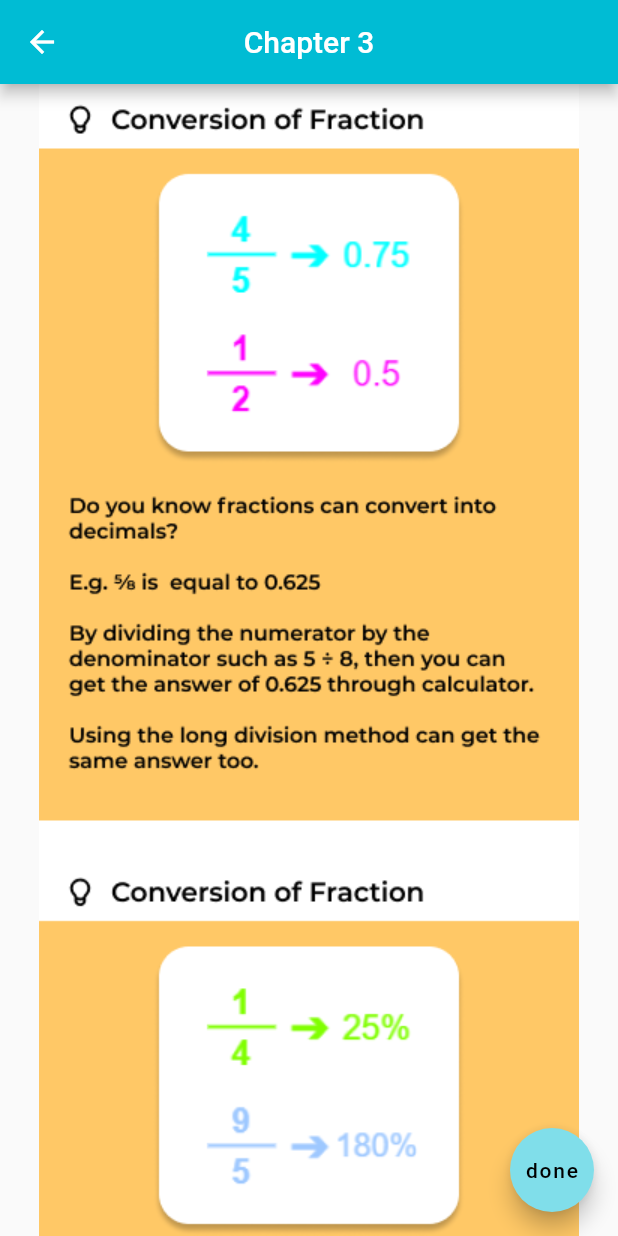
After one commit to Shaunmak1214/Fractastic, a Flutter app: the Chapter3OptionPage screen opened directly, after a tap on "Tutorial", on a phone screen of 412 x 824 dp. The commit adds this screen. Run offline on Flutter 3.47's test engine with Material 2 defaults, Android fonts, the light colour scheme and no system bars; our stand-ins replace animated_theme_switcher, bottom_navy_bar, cached_network_image, cloud_firestore, firebase_auth, firebase_storage and 7 more; accounts and stored records are empty.

Commit message:
update tutorial, update quiz title, add chapteroptionpages

```diff
--- a/lib/ui/chapter/chapter1/game1.dart
+++ b/lib/ui/chapter/chapter1/game.dart
@@ -10,7 +10,7 @@ class Chap1game1 extends StatelessWidget {
         appBar: AppBar(
           title: new Text('Welcome to Game Page'),
           centerTitle: true,
-          backgroundColor: Color(Constants.COLOR_ACCENT),
+          backgroundColor: Color(Constants.COLOR_PRIMARY),
           leading: new IconButton(
             icon: new Icon(Icons.arrow_back),
             onPressed: () => Navigator.of(context).pop(),
--- a/lib/ui/chapter/chapter1/quiz1.dart
+++ b/lib/ui/chapter/chapter1/quiz.dart
@@ -1,5 +1,6 @@
 import 'package:flutter/material.dart';
 import 'package:fluttertoast/fluttertoast.dart';
+import '../../../constants.dart' as Constants;
 
 class Chap1Quiz extends StatefulWidget {
   @override
@@ -129,9 +130,9 @@ class _Chap1QuizState extends State<Chap1Quiz> {
     return MaterialApp(
         home: new Scaffold(
             appBar: AppBar(
-              title: new Text('Chapter 1 Quiz 1'),
+              title: new Text('Chapter 1 Quiz'),
               centerTitle: true,
-              backgroundColor: Colors.blue,
+              backgroundColor: Color(Constants.COLOR_PRIMARY),
               leading: new IconButton(
                 icon: new Icon(Icons.arrow_back),
                 onPressed: () => Navigator.of(context).pop(),
--- a/lib/ui/chapter/chapter3/quiz3.dart
+++ b/lib/ui/chapter/chapter2/quiz.dart
@@ -1,12 +1,13 @@
 import 'package:flutter/material.dart';
 import 'package:fluttertoast/fluttertoast.dart';
+import '../../../constants.dart' as Constants;
 
-class Chap3Quiz extends StatefulWidget {
+class Chap2Quiz extends StatefulWidget {
   @override
-  _Chap3QuizState createState() => _Chap3QuizState();
+  _Chap2QuizState createState() => _Chap2QuizState();
 }
 
-class _Chap3QuizState extends State<Chap3Quiz> {
+class _Chap2QuizState extends State<Chap2Quiz> {
   int _radioValue1 = -1;
   int correctScore = 0;
   int _radioValue2 = -1;
@@ -129,9 +130,9 @@ class _Chap3QuizState extends State<Chap3Quiz> {
     return MaterialApp(
         home: new Scaffold(
             appBar: AppBar(
-              title: new Text('Chapter 1 Quiz 1'),
+              title: new Text('Chapter 2 Quiz'),
               centerTitle: true,
-              backgroundColor: Colors.blue,
+              backgroundColor: Color(Constants.COLOR_PRIMARY),
               leading: new IconButton(
                 icon: new Icon(Icons.arrow_back),
                 onPressed: () => Navigator.of(context).pop(),
@@ -396,9 +397,9 @@ class _Chap3QuizState extends State<Chap3Quiz> {
                                           children: <Widget>[
                                             new Image(
                                                 image: AssetImage(
-                                                    'assets/images/sevenOverEight.png')),
+                                                    'assets/images/wholeFraction.png')),
                                             new Text(
-                                              'what fraction is missing in the following chart?',
+                                              'Which value is the numerator?',
                                               style: new TextStyle(
                                                 fontWeight: FontWeight.bold,
                                                 fontSize: 18.0,
@@ -418,7 +419,7 @@ class _Chap3QuizState extends State<Chap3Quiz> {
                                                   onTap: () {
                                                     _handleRadioValueChange5(0);
                                                   },
-                                                  child: Text("A. One-Fifth"),
+                                                  child: Text("A. 2"),
                                                 ),
                                                 new Radio(
                                                   value: 1,
@@ -430,7 +431,7 @@ class _Chap3QuizState extends State<Chap3Quiz> {
                                                   onTap: () {
                                                     _handleRadioValueChange5(1);
                                                   },
-                                                  child: Text("B. 2/8"),
+                                                  child: Text("B. 7"),
                                                 ),
                                                 new Radio(
                                                   value: 2,
@@ -442,8 +443,7 @@ class _Chap3QuizState extends State<Chap3Quiz> {
                                                   onTap: () {
                                                     _handleRadioValueChange5(2);
                                                   },
-                                                  child:
-                                                      Text("C. One Over Eight"),
+                                                  child: Text("C. 1"),
                                                 ),
                                               ],
                                             ),
--- a/lib/ui/chapter/chapter2/quiz2.dart
+++ b/lib/ui/chapter/chapter3/quiz.dart
@@ -1,12 +1,13 @@
 import 'package:flutter/material.dart';
 import 'package:fluttertoast/fluttertoast.dart';
+import '../../../constants.dart' as Constants;
 
-class Chap2Quiz extends StatefulWidget {
+class Chap3Quiz extends StatefulWidget {
   @override
-  _Chap2QuizState createState() => _Chap2QuizState();
+  _Chap3QuizState createState() => _Chap3QuizState();
 }
 
-class _Chap2QuizState extends State<Chap2Quiz> {
+class _Chap3QuizState extends State<Chap3Quiz> {
   int _radioValue1 = -1;
   int correctScore = 0;
   int _radioValue2 = -1;
@@ -129,9 +130,9 @@ class _Chap2QuizState extends State<Chap2Quiz> {
     return MaterialApp(
         home: new Scaffold(
             appBar: AppBar(
-              title: new Text('Chapter 1 Quiz 1'),
+              title: new Text('Chapter 3 Quiz'),
               centerTitle: true,
-              backgroundColor: Colors.blue,
+              backgroundColor: Color(Constants.COLOR_PRIMARY),
               leading: new IconButton(
                 icon: new Icon(Icons.arrow_back),
                 onPressed: () => Navigator.of(context).pop(),
@@ -396,9 +397,9 @@ class _Chap2QuizState extends State<Chap2Quiz> {
                                           children: <Widget>[
                                             new Image(
                                                 image: AssetImage(
-                                                    'assets/images/wholeFraction.png')),
+                                                    'assets/images/sevenOverEight.png')),
                                             new Text(
-                                              'Which value is the numerator?',
+                                              'what fraction is missing in the following chart?',
                                               style: new TextStyle(
                                                 fontWeight: FontWeight.bold,
                                                 fontSize: 18.0,
@@ -418,7 +419,7 @@ class _Chap2QuizState extends State<Chap2Quiz> {
                                                   onTap: () {
                                                     _handleRadioValueChange5(0);
                                                   },
-                                                  child: Text("A. 2"),
+                                                  child: Text("A. One-Fifth"),
                                                 ),
                                                 new Radio(
                                                   value: 1,
@@ -430,7 +431,7 @@ class _Chap2QuizState extends State<Chap2Quiz> {
                                                   onTap: () {
                                                     _handleRadioValueChange5(1);
                                                   },
-                                                  child: Text("B. 7"),
+                                                  child: Text("B. 2/8"),
                                                 ),
                                                 new Radio(
                                                   value: 2,
@@ -442,7 +443,8 @@ class _Chap2QuizState extends State<Chap2Quiz> {
                                                   onTap: () {
                                                     _handleRadioValueChange5(2);
                                                   },
-                                                  child: Text("C. 1"),
+                                                  child:
+                                                      Text("C. One Over Eight"),
                                                 ),
                                               ],
                                             ),
--- /dev/null
+++ b/lib/ui/chapter/chapter3/tutorial.dart
@@ -0,0 +1,33 @@
+import 'package:flutter/material.dart';
+import '../../../constants.dart' as Constants;
+
+class Chap3Tutorial extends StatelessWidget {
+  @override
+  Widget build(BuildContext context) {
+    return Scaffold(
+      appBar: AppBar(
+        title: Text('Chapter 3'),
+        centerTitle: true,
+        backgroundColor: Color(Constants.COLOR_PRIMARY),
+        leading: new IconButton(
+          icon: new Icon(Icons.arrow_back),
+          onPressed: () => Navigator.of(context).pop(),
+        ),
+      ),
+      body: Center(
+          child: SingleChildScrollView(
+              child: new Column(
+        mainAxisAlignment: MainAxisAlignment.center,
+        children: <Widget>[
+          new Image(image: AssetImage('assets/images/chap3-tutorial1.png')),
+          new Image(image: AssetImage('assets/images/chap3-tutorial2.png')),
+        ],
+      ))),
+      floatingActionButton: FloatingActionButton(
+        backgroundColor: Color(Constants.COLOR_ACCENT),
+        onPressed: () => Navigator.of(context).pop(),
+        child: Text('done'),
+      ),
+    );
+  }
+}
--- /dev/null
+++ b/lib/ui/home/Chapter3OptionPage.dart
@@ -0,0 +1,89 @@
+import 'package:flutter/material.dart';
+import 'package:fractastic/ui/chapter/chapter1/game.dart';
+import 'package:fractastic/ui/chapter/chapter3/quiz.dart';
+import 'package:fractastic/ui/chapter/chapter3/tutorial.dart';
+
+import '../../constants.dart' as Constants;
+
+class Chapter3OptionPage extends StatelessWidget {
+  @override
+  Widget build(BuildContext context) {
+    return Scaffold(
+      appBar: AppBar(
+        title: Text('Chapter 3'),
+        centerTitle: true,
+        backgroundColor: Color(Constants.COLOR_ACCENT),
+        // leading: new IconButton(
+        //   icon: new Icon(Icons.arrow_back),
+        //   onPressed: () => Navigator.of(context).pop(),
+        // ),
+      ),
+      body: Column(
+        children: [
+          Padding(
+            padding: const EdgeInsets.all(8.0),
+            child: SizedBox(
+              width: double.infinity,
+              height: 100,
+              child: FlatButton.icon(
+                  label: Text('Tutorial'),
+                  //textTheme: TextTheme(headline5: ),
+                  color: Colors.blueAccent[100],
+                  icon: Icon(Icons.library_books),
+                  textColor: Colors.black,
+                  //shape: StadiumBorder(),
+                  shape: BeveledRectangleBorder(
+                      borderRadius: BorderRadius.circular(12)),
+                  padding: EdgeInsets.symmetric(horizontal: 50),
+                  splashColor: Colors.blueAccent[200],
+                  onPressed: () => Navigator.push(context,
+                      new MaterialPageRoute(builder: (_) => Chap3Tutorial()))),
+            ),
+          ),
+          SizedBox(height: 30),
+          Padding(
+            padding: const EdgeInsets.all(8.0),
+            child: SizedBox(
+              width: double.infinity,
+              height: 100,
+              child: FlatButton.icon(
+                  label: Text('Quiz'),
+                  //textTheme: TextTheme(headline5: ),
+                  color: Colors.yellowAccent[100],
+                  icon: Icon(Icons.lightbulb_outline),
+                  textColor: Colors.black,
+                  //shape: StadiumBorder(),
+                  shape: BeveledRectangleBorder(
+                      borderRadius: BorderRadius.circular(12)),
+                  padding: EdgeInsets.symmetric(horizontal: 50),
+                  splashColor: Colors.yellowAccent[200],
+                  onPressed: () => Navigator.push(context,
+                      new MaterialPageRoute(builder: (_) => new Chap3Quiz()))),
+            ),
+          ),
+          SizedBox(height: 30),
+          Padding(
+            padding: const EdgeInsets.all(8.0),
+            child: SizedBox(
+              width: double.infinity,
+              height: 100,
+              child: FlatButton.icon(
+                  label: Text('Game'),
+                  //textTheme: TextTheme(headline5: ),
+                  color: Colors.redAccent[100],
+                  icon: Icon(Icons.games),
+                  textColor: Colors.black,
+                  //shape: StadiumBorder(),
+                  shape: BeveledRectangleBorder(
+                      borderRadius: BorderRadius.circular(12)),
+                  padding: EdgeInsets.symmetric(horizontal: 50),
+                  splashColor: Colors.redAccent[200],
+                  onPressed: () => Navigator.push(context,
+                      new MaterialPageRoute(builder: (_) => Chap1game1()))),
+            ),
+          ),
+        ],
+      ),
+    );
+  }
+}
--- a/lib/ui/home/HomeScreen.dart
+++ b/lib/ui/home/HomeScreen.dart
@@ -7,7 +7,7 @@ import 'package:flutter/material.dart';
 import 'package:fractastic/constants.dart';
 import 'package:fractastic/model/User.dart';
 import 'package:fractastic/ui/auth/AuthScreen.dart';
-import 'package:fractastic/ui/home/ChapterOptionPage.dart';
+import 'package:fractastic/ui/home/Chapter1OptionPage.dart';
 import 'package:fractastic/ui/services/Authenticate.dart';
 import 'package:fractastic/ui/utils/helper.dart';
 
@@ -110,7 +110,7 @@ class _HomeState extends State<HomeScreen> {
                   Navigator.push(
                       context,
                       new MaterialPageRoute(
-                          builder: (_) => ChapterOptionPage()));
+                          builder: (_) => Chapter1OptionPage()));
                 },
                 color: Colors.red,
                 textColor: Colors.white,
--- a/lib/ui/student/studentScreen.dart
+++ b/lib/ui/student/studentScreen.dart
@@ -11,7 +11,9 @@ import 'package:fractastic/ui/services/Authenticate.dart';
 import 'package:fractastic/ui/student/StudentHomeScreen.dart';
 import 'package:fractastic/ui/utils/helper.dart';
 import 'package:image_picker/image_picker.dart';
-import 'package:fractastic/ui/home/ChapterOptionPage.dart';
+import 'package:fractastic/ui/home/Chapter1OptionPage.dart';
+import 'package:fractastic/ui/home/Chapter2OptionPage.dart';
+import 'package:fractastic/ui/home/Chapter3OptionPage.dart';
 
 import '../../main.dart';
 import 'package:bottom_navy_bar/bottom_navy_bar.dart';
@@ -55,10 +57,10 @@ class _StudentScreenState extends State<StudentScreen> {
     //   //calendar
     // ),
     //StudentHomeScreen(user: this.user),
-    ChapterOptionPage(),
-    ChapterOptionPage(),
-    ChapterOptionPage(),
-    ChapterOptionPage(),
+    Chapter1OptionPage(),
+    Chapter2OptionPage(),
+    Chapter3OptionPage(),
+    Chapter1OptionPage(),
   ];
 
   @override
```
Also changed, not shown: lib/ui/chapter/chapter1/tutorial.dart (added, +34 -0 lines), lib/ui/chapter/chapter1/tutorial2.dart (deleted, +0 -33 lines), lib/ui/chapter/chapter2/tutorial.dart (renamed from lib/ui/chapter/chapter1/tutorial1.dart, +10 -5 lines), lib/ui/chapter/chapter2/tutorial1.dart (deleted, +0 -29 lines), lib/ui/chapter/chapter2/tutorial2.dart (deleted, +0 -29 lines), lib/ui/chapter/chapter3/tutorial1.dart (deleted, +0 -29 lines), lib/ui/chapter/chapter3/tutorial2.dart (deleted, +0 -28 lines), lib/ui/home/Chapter1OptionPage.dart (renamed from lib/ui/home/ChapterOptionPage.dart, +5 -5 lines), lib/ui/home/Chapter2OptionPage.dart (added, +89 -0 lines), 2 other files.
